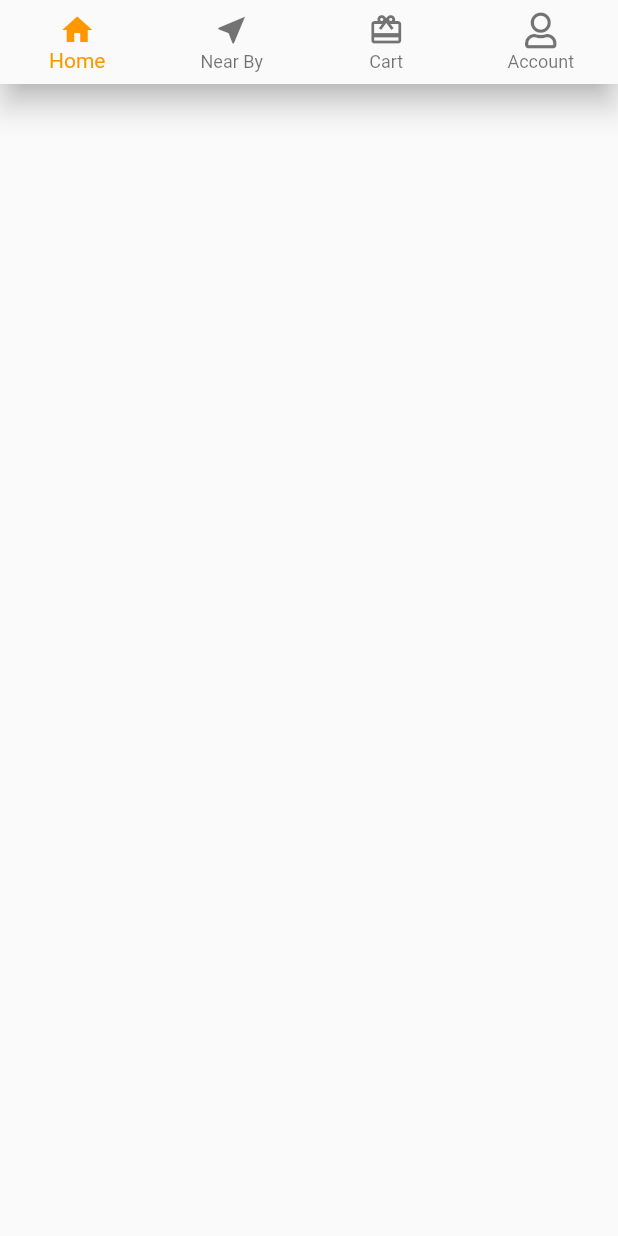
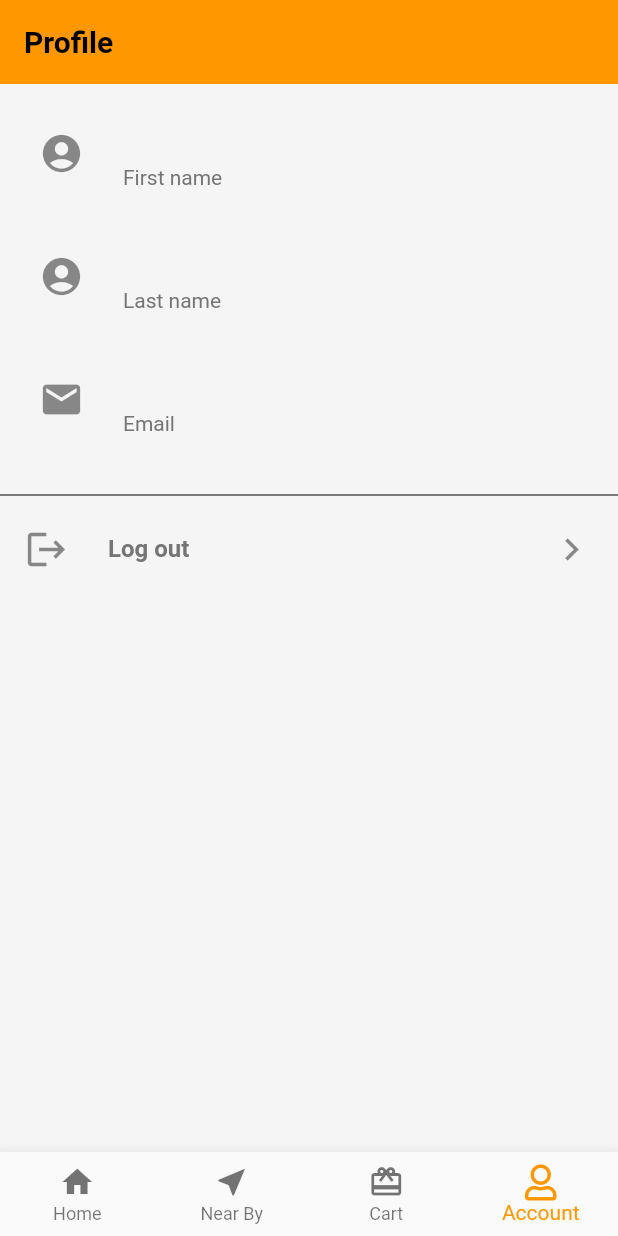
Before and after one commit to Pratul30/food_api, a Flutter app: the BottomNavBarWidget screen opened directly, on a phone screen of 412 x 824 dp. Run offline on Flutter 3.47's test engine with Material 2 defaults, Android fonts, the light colour scheme and no system bars; our stand-ins replace carousel_pro, font_awesome_flutter, geolocator, shared_preferences; missing offline and left inert: fl_country_code_picker; accounts and stored records are empty.

Commit message:
cookie process, user profile, logout request works

```diff
--- a/Frontend/lib/main.dart
+++ b/Frontend/lib/main.dart
@@ -1,12 +1,12 @@
 import 'package:flutter/material.dart';
 import 'package:flutter_app/providers/auth.dart';
 import 'package:flutter_app/providers/menu.dart';
-import 'package:flutter_app/screens/HomeScreen.dart';
 import 'package:flutter_app/screens/Restaurant_list.dart';
 import 'package:flutter_app/screens/auth/ForgotPasswordScreen.dart';
 import 'package:flutter_app/screens/auth/SigninScreen.dart';
 import 'package:flutter_app/screens/auth/SignupScreen.dart';
 import 'package:flutter_app/screens/menu_list.dart';
+import 'package:flutter_app/widgets/BottomNavBarWidget.dart';
 import 'package:provider/provider.dart';
 
 
@@ -38,7 +38,7 @@ class MyApp extends StatelessWidget {
         ),
         home: SigninScreen(),
         routes: {
-          'home': (context) => HomeScreen(),
+          'home': (context) => BottomNavBarWidget(),
           'Restaurant_list': (context) => RestaurantListScreen(),
           'signin': (context) => SigninScreen(),
           'signup': (context) => SignupScreen(),
--- /dev/null
+++ b/Frontend/lib/providers/models/user.dart
@@ -0,0 +1,21 @@
+class UserModel {
+  String firstName;
+  String lastName;
+  String email;
+  String country;
+  String cusId;
+  String ewalletId;
+  String businessVatId;
+  String token;
+
+  UserModel({
+    this.firstName,
+    this.lastName,
+    this.email,
+    this.country,
+    this.cusId,
+    this.ewalletId,
+    this.businessVatId,
+    this.token
+  });
+}
--- a/Frontend/lib/providers/view models/restaurant.dart
+++ b/Frontend/lib/providers/view models/restaurant.dart
@@ -57,7 +57,6 @@ class RestaurantVM with ChangeNotifier {
         'X-RapidAPI-Host': 'travel-advisor.p.rapidapi.com',
       });
       final res = json.decode(response.body);
-      print(res);
       List temp = res['data'];
       temp.forEach((element) {
         if (element['ranking_geo_id'] != null) {
--- a/Frontend/lib/screens/HomeScreen.dart
+++ b/Frontend/lib/screens/HomeScreen.dart
@@ -4,7 +4,6 @@ import 'package:flutter_app/providers/view%20models/restaurant.dart';
 import 'package:provider/provider.dart';
 
 import 'package:flutter_app/widgets/BestFoodWidget.dart';
-import 'package:flutter_app/widgets/BottomNavBarWidget.dart';
 import 'package:flutter_app/widgets/SearchWidget.dart';
 import 'package:flutter_app/widgets/TopMenus.dart';
 
@@ -71,7 +70,6 @@ class _HomeScreenState extends State<HomeScreen> {
             ],
           ),
         ),
-      bottomNavigationBar: BottomNavBarWidget(),
     );
   }
 }
--- a/Frontend/lib/screens/auth/SigninScreen.dart
+++ b/Frontend/lib/screens/auth/SigninScreen.dart
@@ -141,7 +141,6 @@ class _SigninScreenState extends State<SigninScreen> {
                         overColor:Colors.white,
                         onPressed: () async {
                           await submit(context);
-                          print(authState.status);
                           if(authState.error != ""){
                             WidgetsUi().toast(
                               context: context,
--- /dev/null
+++ b/Frontend/lib/screens/userScreen.dart
@@ -0,0 +1,104 @@
+import 'package:flutter/material.dart';
+import 'package:flutter_app/providers/auth.dart';
+import 'package:flutter_app/widgets/widgets.dart';
+import 'package:provider/provider.dart';
+
+class UserScreen extends StatefulWidget {
+  const UserScreen({ Key key }) : super(key: key);
+
+  @override
+  State<UserScreen> createState() => _UserScreenState();
+}
+
+class _UserScreenState extends State<UserScreen> {
+  @override
+  Widget build(BuildContext context) {
+    final _user = Provider.of<AuthVM>(context);
+    return Scaffold(
+      appBar: AppBar(
+        centerTitle: false,
+        elevation: 0.0,
+        backgroundColor: Colors.orange,
+        title: Text(
+          "Profile",
+          style: TextStyle(
+            fontSize: 20.0,
+            color: Colors.black,
+            fontWeight: FontWeight.w800
+          ),
+        )
+      ),
+      backgroundColor: Colors.grey[100],
+      body: Column(
+        crossAxisAlignment: CrossAxisAlignment.start,
+        children: [
+          SizedBox(height: 10),
+          listTile(Icons.account_circle, "First name", _user.user.lastName),
+          listTile(Icons.account_circle, "Last name", _user.user.firstName),
+          listTile(Icons.email, "Email", _user.user.email),
+          SizedBox(height: 10),
+          Divider(color: Colors.black,),
+          InkWell(
+            onTap: () async {
+              await _user.logout();
+              if(_user.error != ""){
+                WidgetsUi().toast(
+                  context: context,
+                  message: _user.error,
+                  bColor: Colors.red
+                );
+              } else if(_user.status == 200){
+                Navigator.pushNamedAndRemoveUntil(context, 'signin', (route) => false);
+              }
+            },
+            child: ListTile(
+                leading: Icon(Icons.logout, size: 30.0),
+                title: Text(
+                  "Log out",
+                  style: TextStyle(
+                    color: Colors.grey[600],
+                    fontWeight: FontWeight.bold
+                  ),
+                ),
+                trailing: _user.isLoading
+                  ? SizedBox(
+                      child: CircularProgressIndicator(
+                        valueColor: AlwaysStoppedAnimation<Color>(Colors.orange),
+                        strokeWidth: 3.0,
+                      ),
+                      height: 20,
+                      width: 20,
+                    )
+                  : Icon(Icons.chevron_right, size: 30.0)
+              ),
+          ),
+        ],
+      ),
+    );
+  }
+
+
+  Widget listTile(IconData icon, String subTitle, String title){
+    return Padding(
+      padding: const EdgeInsets.symmetric(horizontal: 10.0, vertical: 5.0),
+      child: ListTile(
+              leading: Icon(icon, size: 30.0),
+              subtitle: Text(
+                subTitle,
+                style: TextStyle(
+                  color: Colors.grey[600],
+                  fontWeight: FontWeight.w500
+                ),
+              ),
+              title: Text(
+                title,
+                style: TextStyle(
+                  fontSize: 20.0,
+                  color: Colors.grey[600],
+                  fontWeight: FontWeight.w600
+                ),
+              ),
+            ),
+    );
+  }
+}
--- a/Frontend/lib/widgets/BottomNavBarWidget.dart
+++ b/Frontend/lib/widgets/BottomNavBarWidget.dart
@@ -1,4 +1,6 @@
 import 'package:flutter/material.dart';
+import 'package:flutter_app/screens/HomeScreen.dart';
+import 'package:flutter_app/screens/userScreen.dart';
 import 'package:font_awesome_flutter/font_awesome_flutter.dart';
 
 class BottomNavBarWidget extends StatefulWidget {
@@ -9,37 +11,35 @@ class BottomNavBarWidget extends StatefulWidget {
 class _BottomNavBarWidgetState extends State<BottomNavBarWidget> {
   @override
   Widget build(BuildContext context) {
-    int _selectedIndex = 0;
-    void _onItemTapped(int index) {
-      setState(() {
-        _selectedIndex = index;
-//        navigateToScreens(index);
-      });
-    }
+    int _selectedIndex = 3;
 
-    return BottomNavigationBar(
-      type: BottomNavigationBarType.fixed,
-      items: const <BottomNavigationBarItem>[
-        BottomNavigationBarItem(
-          icon: Icon(Icons.home),
-          label: 'Home',
-        ),
-        BottomNavigationBarItem(
-          icon: Icon(Icons.near_me),
-          label: 'Near By',
-        ),
-        BottomNavigationBarItem(
-          icon: Icon(Icons.card_giftcard),
-          label: 'Cart',
-        ),
-        BottomNavigationBarItem(
-          icon: Icon(FontAwesomeIcons.user),
-          label: 'Account',
-        ),
-      ],
-      currentIndex: _selectedIndex,
-      selectedItemColor: Colors.orange,
-      onTap: _onItemTapped,
+    return Scaffold(
+
+      body: _selectedIndex == 0
+        ? HomeScreen()
+        : _selectedIndex == 1
+        ? const Center()
+        : _selectedIndex == 2
+        ? const Center()
+        :  const UserScreen(),
+
+      bottomNavigationBar: BottomNavigationBar(
+        type: BottomNavigationBarType.fixed,
+        items: [
+          BottomNavigationBarItem(icon: Icon(Icons.home),label: 'Home'),
+          BottomNavigationBarItem( icon: Icon(Icons.near_me), label: 'Near By'),
+          BottomNavigationBarItem(icon: Icon(Icons.card_giftcard),label: 'Cart'),
+          BottomNavigationBarItem(icon: Icon(FontAwesomeIcons.user),label: 'Account'),
+        ],
+        currentIndex: _selectedIndex,
+        selectedItemColor: Colors.orange,
+        onTap: (int index){
+          setState(() {
+            _selectedIndex = index;
+          });
+        },
+      ),
     );
+
   }
 }
--- a/Frontend/lib/widgets/RestaurantCard.dart
+++ b/Frontend/lib/widgets/RestaurantCard.dart
@@ -1,8 +1,5 @@
 import 'package:flutter/material.dart';
-import 'package:flutter_app/providers/location.dart';
-import 'package:provider/provider.dart';
 
-import '../providers/view models/geoId.dart';
 
 class RestaurantCard extends StatelessWidget {
   RestaurantCard(this.id, this.name, this.info, this.imageUrl, this.rating,
--- a/Frontend/pubspec.yaml
+++ b/Frontend/pubspec.yaml
@@ -25,8 +25,8 @@ dependencies:
   cupertino_icons: ^0.1.2
   carousel_pro: ^1.0.0
   font_awesome_flutter: 8.8.1
-  intl_phone_number_input: ^0.7.0+2
   fl_country_code_picker: ^0.0.3
+  shared_preferences:
   provider: ^6.0.3
   geolocator: ^9.0.1
   http: ^0.13.5
```
Also changed, not shown: Frontend/lib/api/auth.api.dart (+14 -0 lines), Frontend/lib/app/helper.dart (+47 -0 lines), Frontend/lib/providers/auth.dart (+46 -4 lines), Frontend/lib/providers/models/restaurant copy.dart (deleted, +0 -41 lines), Frontend/pubspec.lock, 6 other files. Lines whose indentation alone changed are shown as unchanged.
